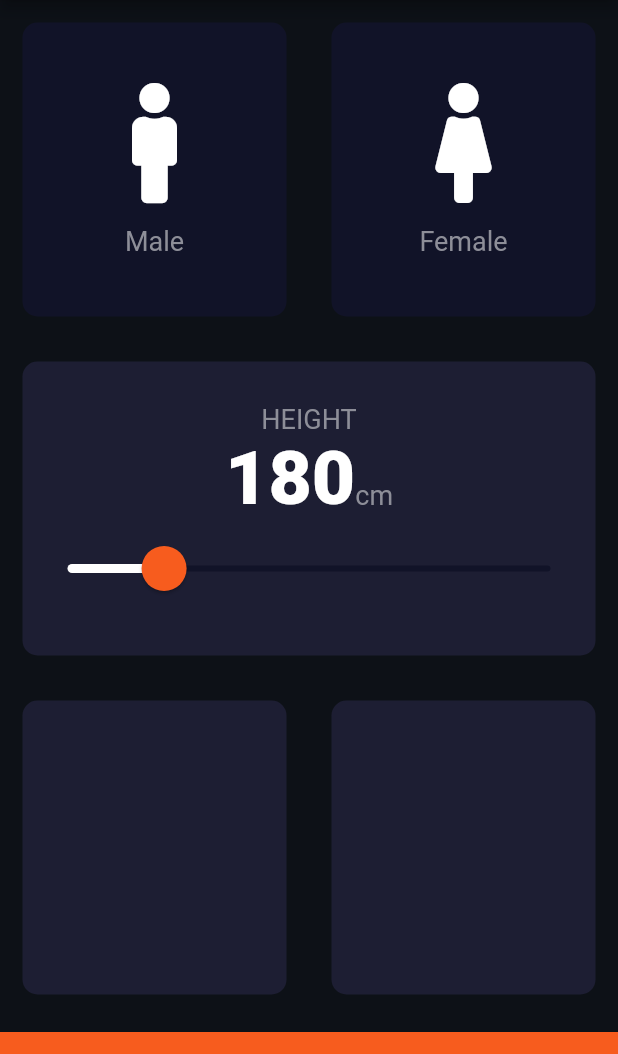
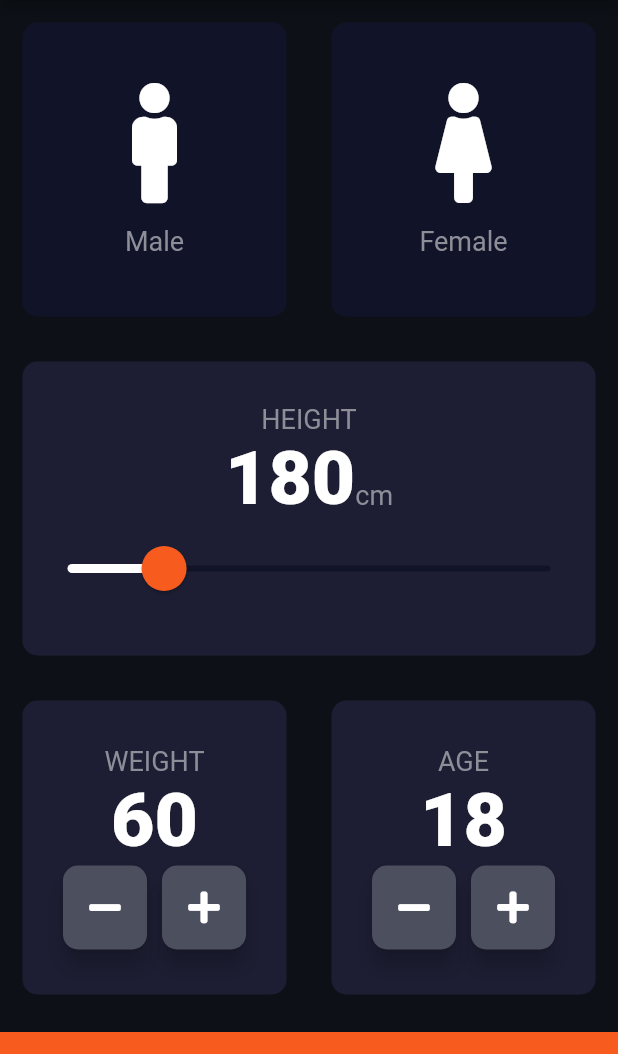
Before and after one commit to Prasoonagrawal/Flutter_Projects, a Flutter app: the screen it shows after launch, on a phone screen of 412 x 824 dp, the part 84-1138 px from its top. Run offline on Flutter 3.47's test engine with Material 2 defaults, Android fonts, the light colour scheme and no system bars; our stand-ins replace font_awesome_flutter, rflutter_alert.

Commit message:
12CHAPTER

```diff
--- a/bmicalculator/lib/inputpage.dart
+++ b/bmicalculator/lib/inputpage.dart
@@ -23,7 +23,8 @@
   Color femaleCaedColour = KInactiveCardColor;
   Gender SelectedGender = Gender.None;
   int height = 180;
-
+  int weight = 60;
+  int age = 18;
   @override
   Widget build(BuildContext context) {
     return Scaffold(
@@ -125,11 +126,87 @@
                   Expanded(
                     child: ReusableCard(
                       colour: kActiveCardColor,
+                      cardChild: Column(
+                        mainAxisAlignment: MainAxisAlignment.center,
+                        children: [
+                          Text(
+                            "WEIGHT",
+                            style: kLabelTextStyle,
+                          ),
+                          Text(
+                            weight.toString(),
+                            style: kLabelTextStyleForNumber,
+                          ),
+                          Row(
+                            mainAxisAlignment: MainAxisAlignment.center,
+                            children: [
+                              RoundIconButton(
+                                icon: FontAwesomeIcons.minus,
+                                onPressed: () {
+                                  setState(() {
+                                    weight--;
+                                  });
+                                },
+                              ),
+                              SizedBox(
+                                width: 10.0,
+                              ),
+                              RoundIconButton(
+                                icon: FontAwesomeIcons.plus,
+                                onPressed: () {
+                                  setState(() {
+                                    weight++;
+                                  });
+                                },
+                              ),
+                            ],
+                          ),
+                        ],
+                      ),
                     ),
                   ),
                   Expanded(
-                    child: ReusableCard(colour: kActiveCardColor),
-                  )
+                    child: ReusableCard(
+                      colour: kActiveCardColor,
+                      cardChild: Column(
+                        mainAxisAlignment: MainAxisAlignment.center,
+                        children: [
+                          Text(
+                            "AGE",
+                            style: kLabelTextStyle,
+                          ),
+                          Text(
+                            age.toString(),
+                            style: kLabelTextStyleForNumber,
+                          ),
+                          Row(
+                            mainAxisAlignment: MainAxisAlignment.center,
+                            children: [
+                              RoundIconButton(
+                                icon: FontAwesomeIcons.minus,
+                                onPressed: () {
+                                  setState(() {
+                                    age--;
+                                  });
+                                },
+                              ),
+                              SizedBox(
+                                width: 10.0,
+                              ),
+                              RoundIconButton(
+                                icon: FontAwesomeIcons.plus,
+                                onPressed: () {
+                                  setState(() {
+                                    age++;
+                                  });
+                                },
+                              ),
+                            ],
+                          ),
+                        ],
+                      ),
+                    ),
+                  ),
                 ],
               ),
             ),
@@ -143,3 +220,23 @@
         ));
   }
 }
+
+class RoundIconButton extends StatelessWidget {
+  @override
+  RoundIconButton({required this.icon, required this.onPressed});
+  final IconData icon;
+  final Function()? onPressed;
+  Widget build(BuildContext context) {
+    return RawMaterialButton(
+      child: Icon(icon),
+      onPressed: onPressed,
+      elevation: 6.0,
+      constraints: BoxConstraints.tightFor(
+        width: 56,
+        height: 56,
+      ),
+      shape: RoundedRectangleBorder(borderRadius: BorderRadius.circular(10)),
+      fillColor: Color(0xFF4C4F5E),
+    );
+  }
+}
```
